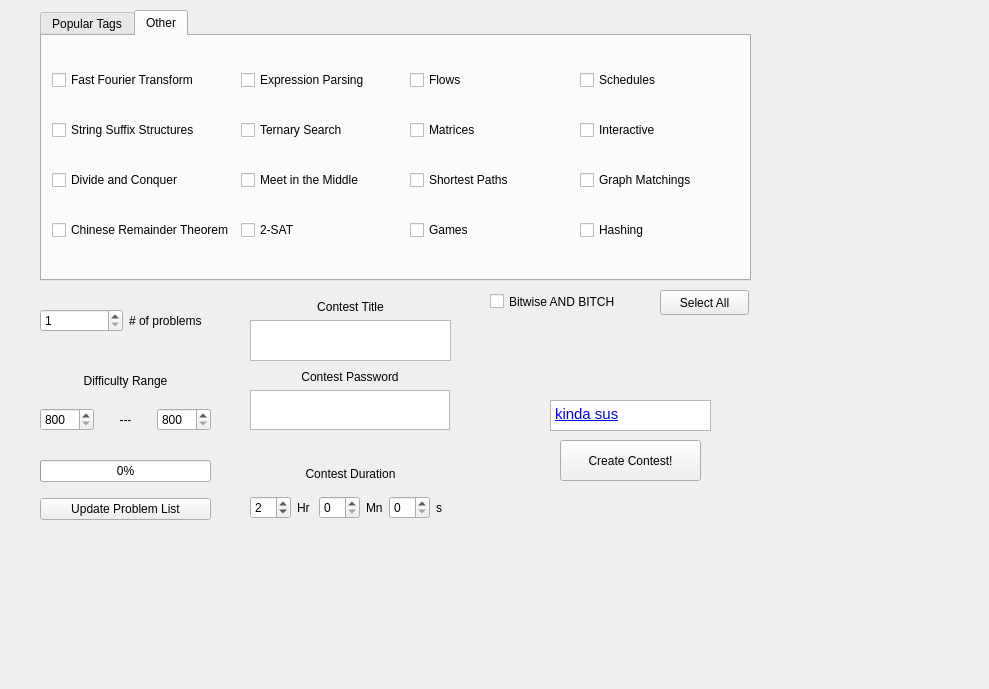
Above: CF_Problem_Scalp/GUI/form.ui from rlicoder/Side-Projects before the change. Below: the same form after it.
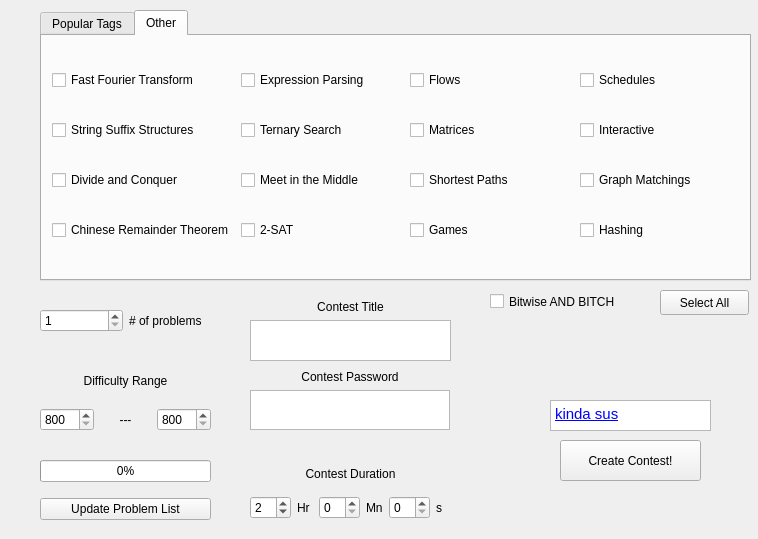
That is the form after the change. The open tabs and pages were chosen to show the change.

Diff of the .ui file:
```diff
--- a/CF_Problem_Scalp/GUI/form.ui
+++ b/CF_Problem_Scalp/GUI/form.ui
@@ -6,8 +6,8 @@
    <rect>
     <x>0</x>
     <y>0</y>
-    <width>989</width>
-    <height>689</height>
+    <width>758</width>
+    <height>539</height>
    </rect>
   </property>
   <property name="windowTitle">
```
Left out of the diff: 2 changed lines with no effect on the pictures.
